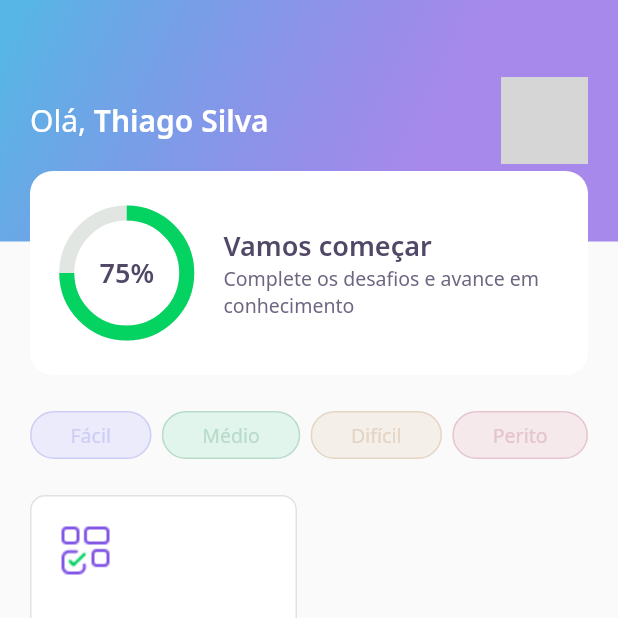
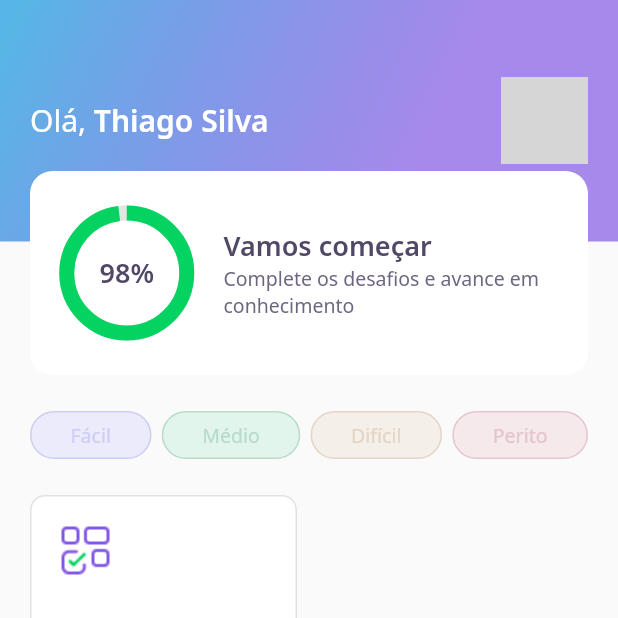
Before and after one commit to s7Thiago/devquiz, a Flutter app: the screen it shows after launch, on a phone screen of 412 x 824 dp, the top half of it. Run offline on Flutter 3.47's test engine with Material 2 defaults, Android fonts, the phone set to English and light mode, and no system bars; our stand-ins replace google_fonts; accounts and stored records are empty; network calls fail; grey boxes are pictures that could not be loaded.

Commit message:
Day 3 - Getting score number and percentage from database user model

```diff
--- a/lib/home/widgets/app_bar_widget.dart
+++ b/lib/home/widgets/app_bar_widget.dart
@@ -47,7 +47,10 @@ class AppBarWidget extends PreferredSize {
                     ],
                   ),
                 ),
-                Align(alignment: Alignment(0.0, 1.0), child: ScoreCardWidget()),
+                Align(
+                  alignment: Alignment(0.0, 1.0),
+                  child: ScoreCardWidget(user: user),
+                ),
               ],
             ),
           ),
--- a/lib/home/widgets/chart/chart_widget.dart
+++ b/lib/home/widgets/chart/chart_widget.dart
@@ -1,8 +1,16 @@
 import 'package:devquiz/core/app_colors.dart';
 import 'package:devquiz/core/app_text_styles.dart';
+import 'package:devquiz/models/user_model.dart';
 import 'package:flutter/material.dart';
 
 class ChartWidget extends StatelessWidget {
+  final UserModel user;
+
+  const ChartWidget({
+    Key? key,
+    required this.user,
+  }) : super(key: key);
+
   @override
   Widget build(BuildContext context) {
     return Container(
@@ -16,14 +24,14 @@ class ChartWidget extends StatelessWidget {
               width: 80,
               child: CircularProgressIndicator(
                 strokeWidth: 10,
-                value: .75,
+                value: (user.score / 100).toDouble(),
                 backgroundColor: AppColors.chartSecondary,
                 valueColor:
                     AlwaysStoppedAnimation<Color>(AppColors.chartPrimary),
               ),
             ),
           ),
-          Center(child: Text('75%', style: AppTextStyles.heading)),
+          Center(child: Text('${user.score}%', style: AppTextStyles.heading)),
         ],
       ),
     );
--- a/lib/home/widgets/score_card/score_card_widget.dart
+++ b/lib/home/widgets/score_card/score_card_widget.dart
@@ -1,9 +1,16 @@
 import 'package:devquiz/core/app_colors.dart';
 import 'package:devquiz/core/app_text_styles.dart';
 import 'package:devquiz/home/widgets/chart/chart_widget.dart';
+import 'package:devquiz/models/user_model.dart';
 import 'package:flutter/material.dart';
 
 class ScoreCardWidget extends StatelessWidget {
+  final UserModel user;
+
+  const ScoreCardWidget({
+    Key? key,
+    required this.user,
+  }) : super(key: key);
   @override
   Widget build(BuildContext context) {
     return Padding(
@@ -19,7 +26,7 @@ class ScoreCardWidget extends StatelessWidget {
           child: Row(
             crossAxisAlignment: CrossAxisAlignment.center,
             children: [
-              Expanded(flex: 1, child: ChartWidget()),
+              Expanded(flex: 1, child: ChartWidget(user: user)),
               Expanded(
                 flex: 3,
                 child: Padding(
```
